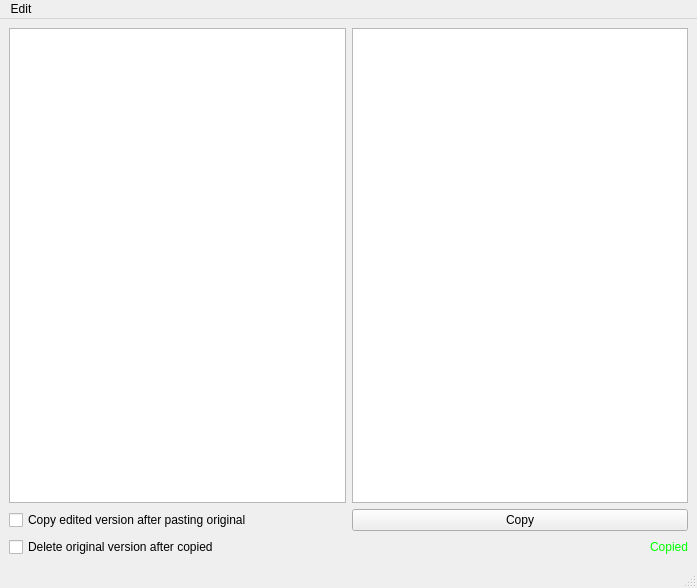
smithbro2115/HTML-Swapper, file YoutubeEmbedToLinkGui.ui: the form before one commit.
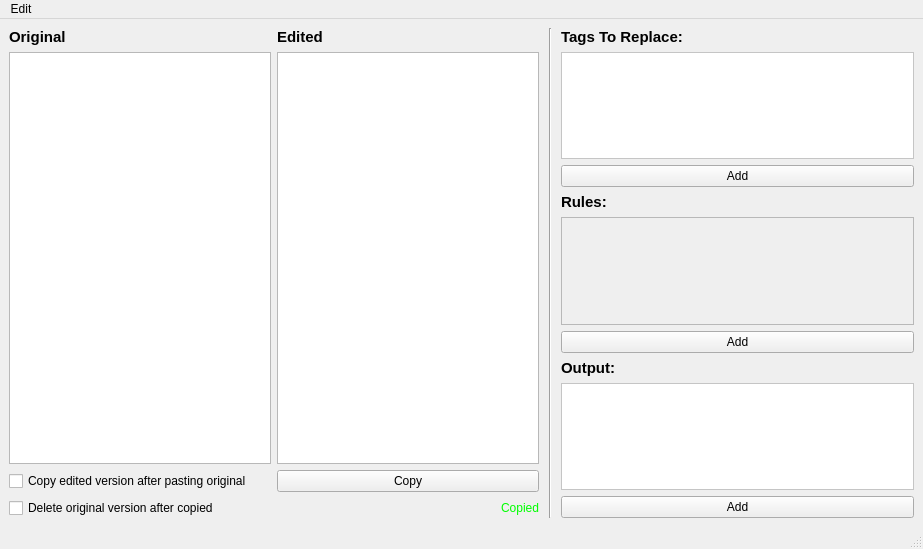
The form after the commit.

Commit message: - Made good progress on gui - Added all the rule classes

What changed in the file:
```diff
--- a/YoutubeEmbedToLinkGui.ui
+++ b/YoutubeEmbedToLinkGui.ui
@@ -6,45 +6,18 @@
    <rect>
     <x>0</x>
     <y>0</y>
-    <width>697</width>
-    <height>588</height>
+    <width>923</width>
+    <height>549</height>
    </rect>
   </property>
   <property name="windowTitle">
    <string>MainWindow</string>
   </property>
   <widget class="QWidget" name="centralwidget">
-   <layout class="QHBoxLayout" name="horizontalLayout">
+   <layout class="QHBoxLayout" name="horizontalLayout" stretch="3,0,2">
     <item>
      <layout class="QGridLayout" name="gridLayout">
-      <item row="0" column="1">
-       <widget class="QTextEdit" name="edited"/>
-      </item>
-      <item row="1" column="1">
-       <widget class="QPushButton" name="copyButton">
-        <property name="text">
-         <string>Copy</string>
-        </property>
-       </widget>
-      </item>
-      <item row="0" column="0">
-       <widget class="QTextEdit" name="original"/>
-      </item>
-      <item row="2" column="0">
-       <widget class="QCheckBox" name="deleteAfterCopied">
-        <property name="text">
-         <string>Delete original version after copied</string>
-        </property>
-       </widget>
-      </item>
-      <item row="1" column="0">
-       <widget class="QCheckBox" name="copyPasted">
-        <property name="text">
-         <string>Copy edited version after pasting original</string>
-        </property>
-       </widget>
-      </item>
-      <item row="2" column="1">
+      <item row="9" column="4">
        <widget class="QLabel" name="copiedLabel">
         <property name="enabled">
          <bool>true</bool>
@@ -63,6 +36,233 @@
         </property>
        </widget>
       </item>
+      <item row="7" column="4">
+       <widget class="QTextEdit" name="edited"/>
+      </item>
+      <item row="8" column="2">
+       <widget class="QCheckBox" name="copyPasted">
+        <property name="text">
+         <string>Copy edited version after pasting original</string>
+        </property>
+       </widget>
+      </item>
+      <item row="9" column="2">
+       <widget class="QCheckBox" name="deleteAfterCopied">
+        <property name="text">
+         <string>Delete original version after copied</string>
+        </property>
+       </widget>
+      </item>
+      <item row="8" column="4">
+       <widget class="QPushButton" name="copyButton">
+        <property name="text">
+         <string>Copy</string>
+        </property>
+       </widget>
+      </item>
+      <item row="7" column="2">
+       <widget class="QTextEdit" name="original"/>
+      </item>
+      <item row="6" column="2">
+       <widget class="QLabel" name="label">
+        <property name="font">
+         <font>
+          <pointsize>11</pointsize>
+          <weight>75</weight>
+          <bold>true</bold>
+         </font>
+        </property>
+        <property name="text">
+         <string>Original</string>
+        </property>
+       </widget>
+      </item>
+      <item row="6" column="4">
+       <widget class="QLabel" name="label_2">
+        <property name="font">
+         <font>
+          <pointsize>11</pointsize>
+          <weight>75</weight>
+          <bold>true</bold>
+         </font>
+        </property>
+        <property name="text">
+         <string>Edited</string>
+        </property>
+       </widget>
+      </item>
+     </layout>
+    </item>
+    <item>
+     <widget class="Line" name="line">
+      <property name="minimumSize">
+       <size>
+        <width>10</width>
+        <height>0</height>
+       </size>
+      </property>
+      <property name="orientation">
+       <enum>Qt::Vertical</enum>
+      </property>
+     </widget>
+    </item>
+    <item>
+     <layout class="QGridLayout" name="gridLayout_2" rowstretch="0,0,0,0,0,0,0,0,0,0">
+      <item row="0" column="0">
+       <widget class="QLabel" name="label_5">
+        <property name="font">
+         <font>
+          <pointsize>11</pointsize>
+          <weight>75</weight>
+          <bold>true</bold>
+         </font>
+        </property>
+        <property name="text">
+         <string>Tags To Replace:</string>
+        </property>
+       </widget>
+      </item>
+      <item row="3" column="0">
+       <widget class="QLabel" name="label_3">
+        <property name="font">
+         <font>
+          <pointsize>11</pointsize>
+          <weight>75</weight>
+          <bold>true</bold>
+         </font>
+        </property>
+        <property name="text">
+         <string>Rules:</string>
+        </property>
+       </widget>
+      </item>
+      <item row="9" column="0">
+       <widget class="QPushButton" name="addOutputButton">
+        <property name="text">
+         <string>Add</string>
+        </property>
+       </widget>
+      </item>
+      <item row="1" column="0">
+       <widget class="QScrollArea" name="scrollArea">
+        <property name="styleSheet">
+         <string notr="true">background-color: #ffffff;</string>
+        </property>
+        <property name="widgetResizable">
+         <bool>true</bool>
+        </property>
+        <widget class="QWidget" name="tagsToReplaceLayout">
+         <property name="geometry">
+          <rect>
+           <x>0</x>
+           <y>0</y>
+           <width>349</width>
+           <height>104</height>
+          </rect>
+         </property>
+         <property name="styleSheet">
+          <string notr="true">background-color: #ffffff;</string>
+         </property>
+         <layout class="QVBoxLayout" name="verticalLayout_2">
+          <property name="leftMargin">
+           <number>0</number>
+          </property>
+          <property name="topMargin">
+           <number>0</number>
+          </property>
+          <property name="rightMargin">
+           <number>0</number>
+          </property>
+          <property name="bottomMargin">
+           <number>0</number>
+          </property>
+         </layout>
+        </widget>
+       </widget>
+      </item>
+      <item row="2" column="0">
+       <widget class="QPushButton" name="addTagButton">
+        <property name="text">
+         <string>Add</string>
+        </property>
+       </widget>
+      </item>
+      <item row="7" column="0">
+       <widget class="QLabel" name="label_4">
+        <property name="font">
+         <font>
+          <pointsize>11</pointsize>
+          <weight>75</weight>
+          <bold>true</bold>
+         </font>
+        </property>
+        <property name="text">
+         <string>Output:</string>
+        </property>
+       </widget>
+      </item>
+      <item row="6" column="0">
+       <widget class="QPushButton" name="addRuleButton">
+        <property name="text">
+         <string>Add</string>
+        </property>
+       </widget>
+      </item>
+      <item row="8" column="0">
+       <widget class="QScrollArea" name="scrollArea_3">
+        <property name="styleSheet">
+         <string notr="true">background-color: #ffffff;</string>
+        </property>
+        <property name="widgetResizable">
+         <bool>true</bool>
+        </property>
+        <widget class="QWidget" name="outputLayout">
+         <property name="geometry">
+          <rect>
+           <x>0</x>
+           <y>0</y>
+           <width>349</width>
+           <height>104</height>
+          </rect>
+         </property>
+         <layout class="QVBoxLayout" name="verticalLayout"/>
+        </widget>
+       </widget>
+      </item>
+      <item row="5" column="0">
+       <widget class="QScrollArea" name="scrollArea_2">
+        <property name="styleSheet">
+         <string notr="true"/>
+        </property>
+        <property name="widgetResizable">
+         <bool>true</bool>
+        </property>
+        <widget class="QWidget" name="rulesLayout">
+         <property name="geometry">
+          <rect>
+           <x>0</x>
+           <y>0</y>
+           <width>349</width>
+           <height>103</height>
+          </rect>
+         </property>
+         <layout class="QVBoxLayout" name="verticalLayout_3">
+          <property name="leftMargin">
+           <number>0</number>
+          </property>
+          <property name="topMargin">
+           <number>0</number>
+          </property>
+          <property name="rightMargin">
+           <number>0</number>
+          </property>
+          <property name="bottomMargin">
+           <number>0</number>
+          </property>
+         </layout>
+        </widget>
+       </widget>
+      </item>
      </layout>
     </item>
    </layout>
@@ -73,7 +273,7 @@
     <rect>
      <x>0</x>
      <y>0</y>
-     <width>697</width>
+     <width>923</width>
      <height>21</height>
     </rect>
    </property>
```
Left out of the diff: 2 changed lines with no effect on the pictures. The commit also changes 12 other files.
